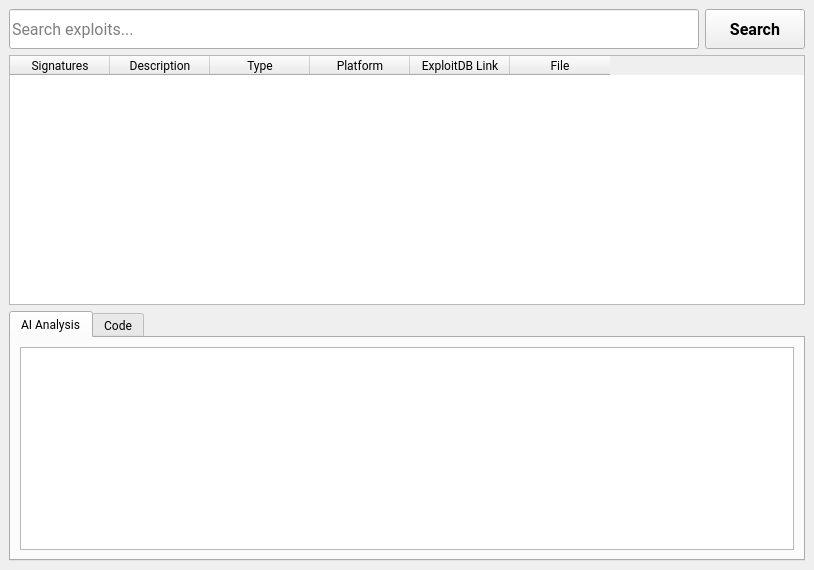
The window that gui.ui (wiktormalega31/pro2) describes before a commit, drawn with Qt 5.
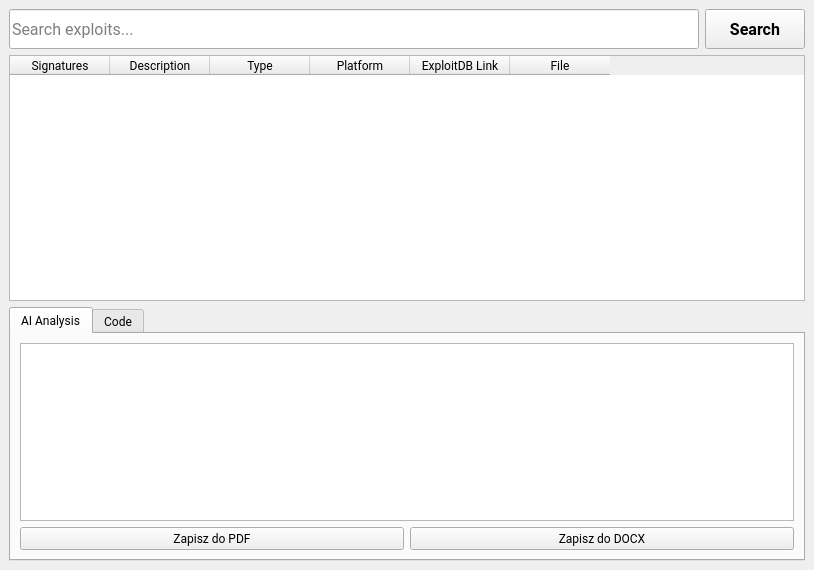
The same window after the commit. Icons and pictures are not drawn.

Patch:
```diff
--- a/gui.ui
+++ b/gui.ui
@@ -87,7 +87,7 @@
        <bool>true</bool>
       </property>
       <property name="alternatingRowColors">
-       <bool>true</bool>
+       <bool>false</bool>
       </property>
       <property name="gridStyle">
        <enum>Qt::SolidLine</enum>
@@ -167,6 +167,24 @@
         <item>
          <widget class="QTextEdit" name="aiAnalysis"/>
         </item>
+        <item>
+         <layout class="QHBoxLayout" name="exportButtonsLayout">
+          <item>
+           <widget class="QPushButton" name="exportPdfBtn">
+            <property name="text">
+             <string>Zapisz do PDF</string>
+            </property>
+           </widget>
+          </item>
+          <item>
+           <widget class="QPushButton" name="exportDocxBtn">
+            <property name="text">
+             <string>Zapisz do DOCX</string>
+            </property>
+           </widget>
+          </item>
+         </layout>
+        </item>
        </layout>
       </widget>
       <widget class="QWidget" name="tabCode">
```
Left out of the diff: 4 changed lines with no effect on the pictures.
